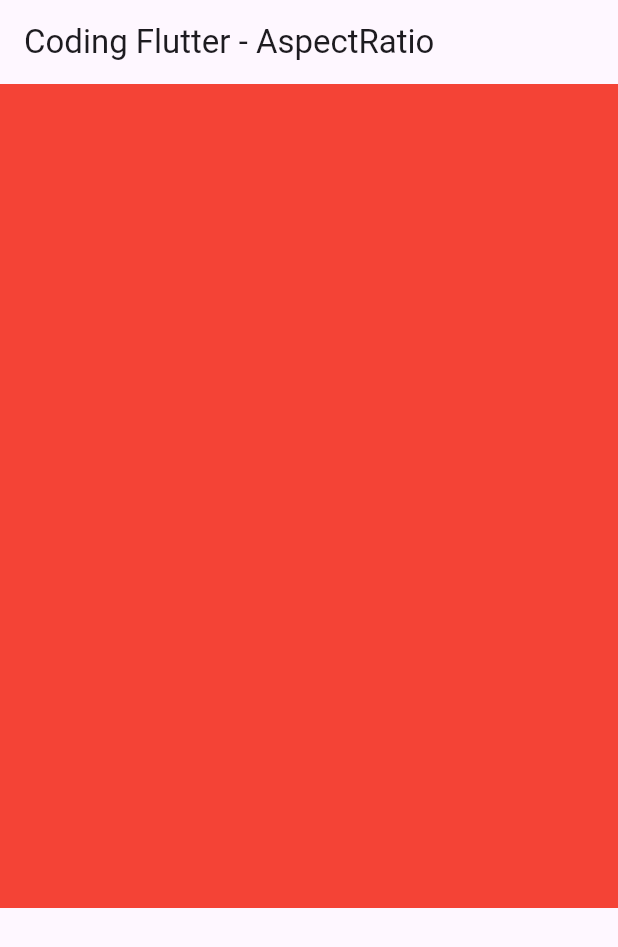
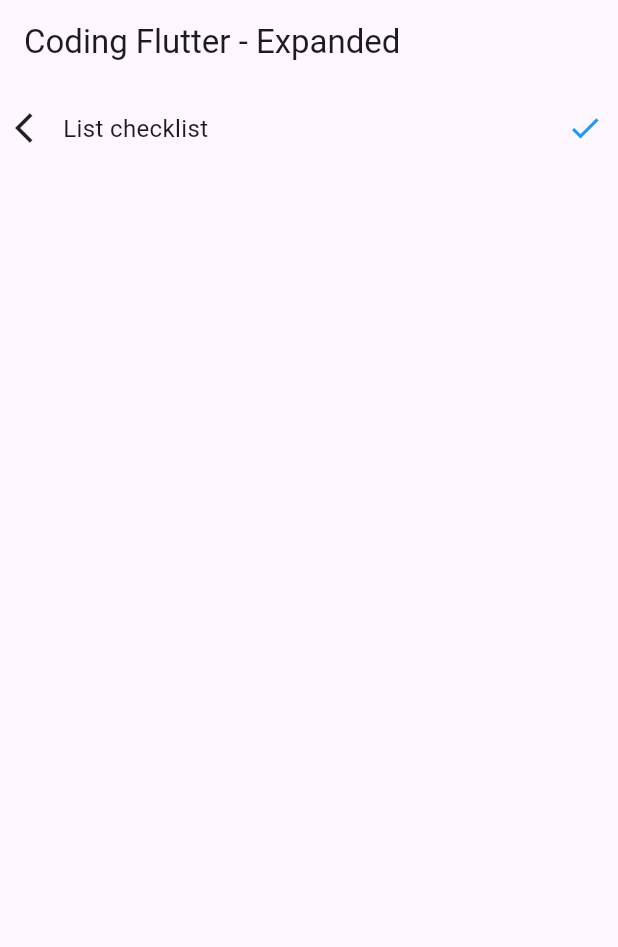
Before and after one commit to khanifzyen/project_pertama, a Flutter app: the screen it shows after launch, on a phone screen of 412 x 824 dp. Shown: the top 947 px of the screen. Run offline on Flutter 3.47's test engine with Material 3 defaults, Android fonts, the light colour scheme and no system bars.

Commit message:
add center, expanded

```diff
--- /dev/null
+++ b/lib/lessons/expanded.dart
@@ -0,0 +1,41 @@
+import 'package:flutter/material.dart';
+
+class MyExpanded extends StatelessWidget {
+  const MyExpanded({super.key});
+
+  @override
+  Widget build(BuildContext context) {
+    return Scaffold(
+      appBar: AppBar(
+        title: const Text('Coding Flutter - Expanded'),
+      ),
+      body: Container(
+        margin: const EdgeInsets.all(10.0),
+        child: const Column(
+          children: [
+            Row(
+              children: [
+                Icon(
+                  Icons.arrow_back_ios,
+                ),
+                Expanded(
+                  child: Padding(
+                    padding: EdgeInsets.all(8.0),
+                    child: Text(
+                      "List checklist ",
+                      style: TextStyle(fontSize: 16),
+                    ),
+                  ),
+                ),
+                Icon(
+                  Icons.check,
+                  color: Colors.blue,
+                )
+              ],
+            ),
+          ],
+        ),
+      ),
+    );
+  }
+}
--- a/lib/main.dart
+++ b/lib/main.dart
@@ -1,9 +1,11 @@
 import 'package:flutter/material.dart';
 import 'package:project_pertama/lessons/aspectratio.dart';
 import 'package:project_pertama/lessons/button.dart';
+import 'package:project_pertama/lessons/center.dart';
 import 'package:project_pertama/lessons/circleavatar.dart';
 import 'package:project_pertama/lessons/column.dart';
 import 'package:project_pertama/lessons/container.dart';
+import 'package:project_pertama/lessons/expanded.dart';
 import 'package:project_pertama/lessons/gridview.dart';
 import 'package:project_pertama/lessons/icon.dart';
 import 'package:project_pertama/lessons/image.dart';
@@ -30,7 +32,7 @@
         colorScheme: ColorScheme.fromSeed(seedColor: Colors.deepPurple),
         useMaterial3: true,
       ),
-      home: const MyAspectRatio(),
+      home: const MyExpanded(),
     );
   }
 }
```
Also changed, not shown: lib/lessons/center.dart (added, +41 -0 lines).
